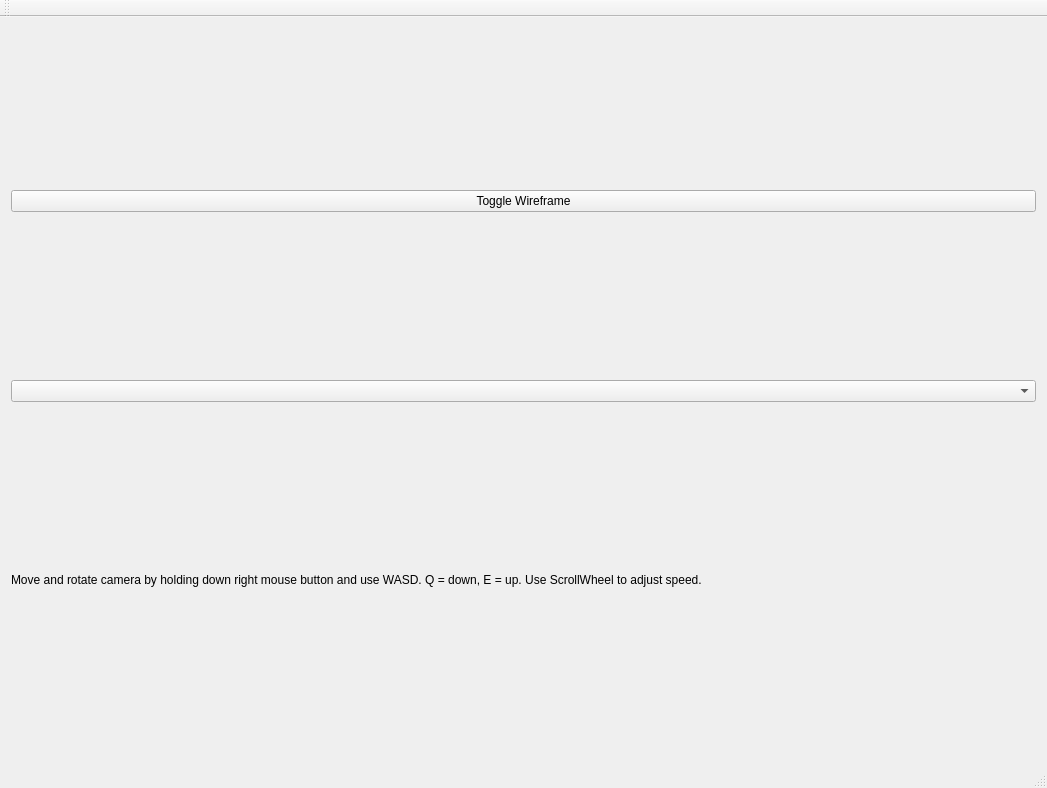
Above: mainwindow.ui from FredrikEik/Game_Engine_Architecture before the change. Below: the same form after it.
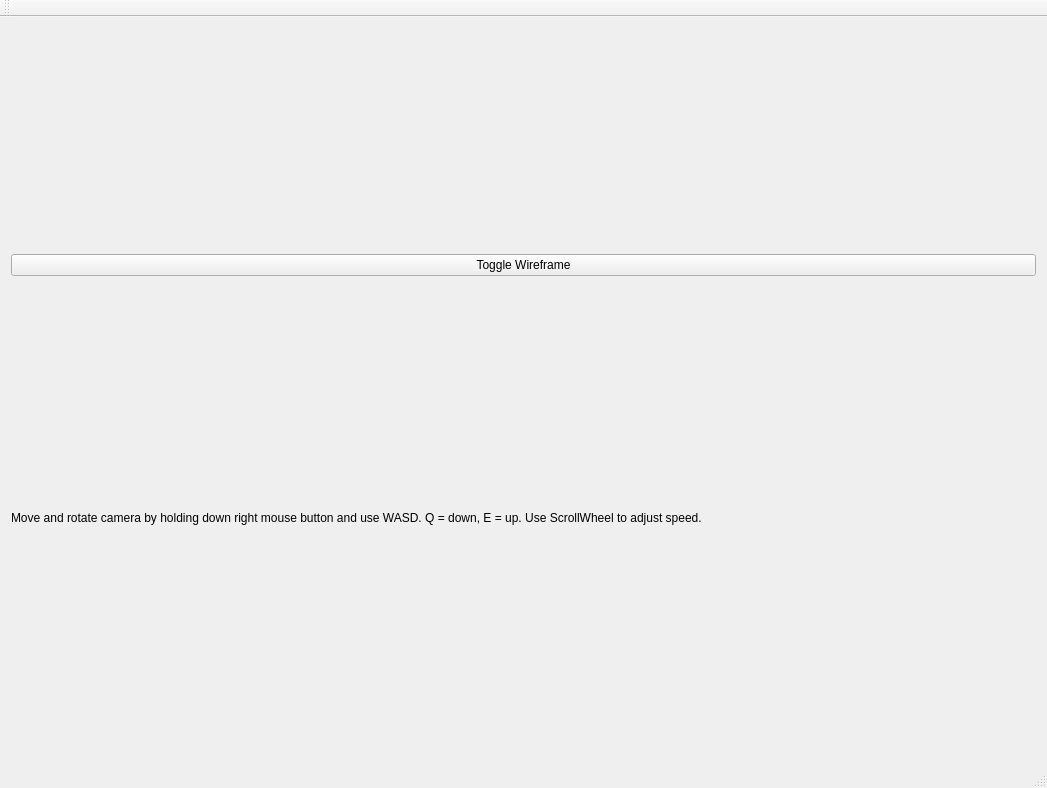
That is the form after the change.

The edit to the form file:
```diff
--- a/mainwindow.ui
+++ b/mainwindow.ui
@@ -31,9 +31,6 @@
       </property>
      </widget>
     </item>
-    <item>
-     <widget class="QComboBox" name="comboBox"/>
-    </item>
     <item>
      <widget class="QLabel" name="label">
       <property name="sizePolicy">
```
